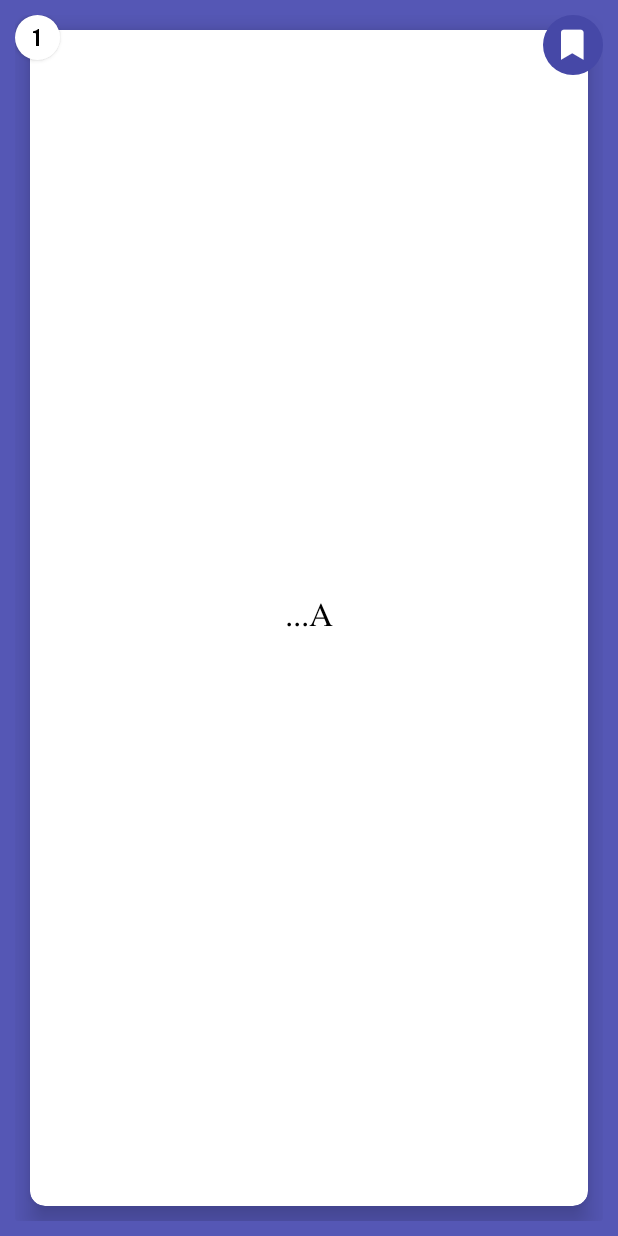
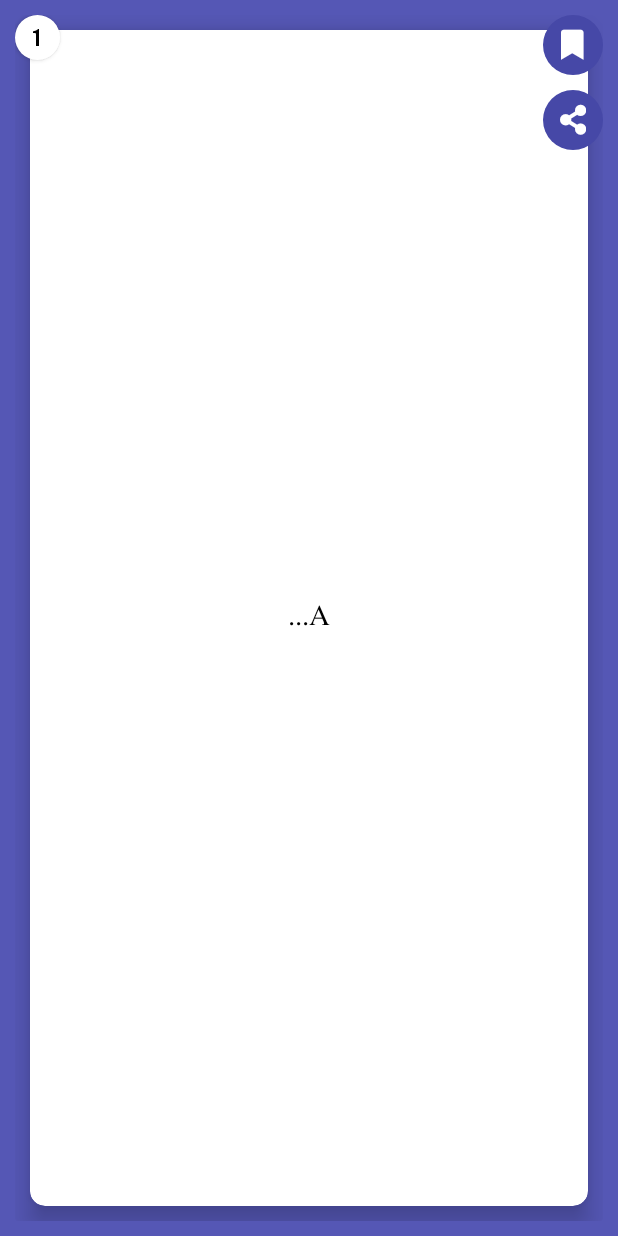
Before and after one commit to xiaoyuanlv/Dhammapada, an Android app: the layout fragment_item.xml on its own in the app's theme, with its tools: preview values and no code run, on a phone screen of 412 x 824 dp. Run offline under Robolectric (Android 15) with nearby library versions, the light colour scheme and no system bars.

Commit message:
Add Share Function & Text Alignment

```diff
--- a/app/build.gradle
+++ b/app/build.gradle
@@ -8,9 +8,9 @@ android {
     buildToolsVersion '30.0.2'
     defaultConfig {
         applicationId "com.senlasy.dhammapada"
-        minSdkVersion 29
-        versionCode 7
-        versionName "2"
+        minSdkVersion 21
+        versionCode 8
+        versionName "2.2"
         testInstrumentationRunner "androidx.test.runner.AndroidJUnitRunner"
     }
     buildTypes {
--- a/app/src/main/java/com/senlasy/dhammapada/activity/MainActivity.kt
+++ b/app/src/main/java/com/senlasy/dhammapada/activity/MainActivity.kt
@@ -94,7 +94,7 @@ class MainActivity : AppCompatActivity() {
 
 
          btnTheme.setOnClickListener {
-                    Toast.makeText(applicationContext, "Theme Changed", Toast.LENGTH_LONG).show()
+                    //Toast.makeText(applicationContext, "Theme Changed", Toast.LENGTH_LONG).show()
 
                     when (resources.configuration.uiMode and Configuration.UI_MODE_NIGHT_MASK) {
                         Configuration.UI_MODE_NIGHT_NO -> {
@@ -221,7 +221,7 @@ class MainActivity : AppCompatActivity() {
     override fun onConfigurationChanged(newConfig: Configuration) {
         super.onConfigurationChanged(newConfig)
 
-        Toast.makeText(applicationContext, "Theme Changed", Toast.LENGTH_LONG).show()
+       // Toast.makeText(applicationContext, "Theme Changed", Toast.LENGTH_LONG).show()
 
         when (newConfig.uiMode and Configuration.UI_MODE_NIGHT_MASK) {
             Configuration.UI_MODE_NIGHT_NO -> {
@@ -254,7 +254,7 @@ class MainActivity : AppCompatActivity() {
                 override fun onItemClick(item: Category, v : View) {
                     Handler().postDelayed(Runnable {
 
-                        v.setBackgroundColor(context.resources.getColor(android.R.color.white,null))
+                        v.setBackgroundColor(Color.WHITE)
                         finish()
                         val intent = Intent(context, ItemActivity::class.java)
                         intent.putExtra("categoryid", item.id)
--- a/app/src/main/res/layout-land/activity_item.xml
+++ b/app/src/main/res/layout-land/activity_item.xml
@@ -202,6 +202,8 @@
                 android:layout_marginBottom="10dp"
                 />
 
+
+
         </RelativeLayout>
 
         <RelativeLayout
--- a/app/src/main/res/layout/app_info_dialog.xml
+++ b/app/src/main/res/layout/app_info_dialog.xml
@@ -77,7 +77,7 @@
                         android:layout_height="wrap_content"
                         android:padding="10dp"
                         android:fontFamily="@font/impact"
-                        android:text="V 2.0"
+                        android:text="V 2.1"
                         android:textSize="17sp"
                         android:textColor="@android:color/black"
                         android:textAlignment="center"
--- a/app/src/main/res/layout/fragment_item.xml
+++ b/app/src/main/res/layout/fragment_item.xml
@@ -39,25 +39,23 @@
                         android:id="@+id/rlDhamma"
                         android:layout_width="match_parent"
                         android:layout_height="match_parent"
-                        android:layout_margin="10dp"
                         android:background="@android:color/transparent"
-                        android:padding="10dp">
+                        >
 
                         <androidx.appcompat.widget.AppCompatTextView
                             android:id="@+id/txtTitle"
                             android:layout_width="match_parent"
-                            android:layout_height="match_parent"
+                            android:layout_height="wrap_content"
                             android:layout_centerInParent="true"
                             android:fontFamily="@font/mm3"
                             android:gravity="center"
                             android:lineSpacingExtra="11sp"
-                            android:paddingStart="5dp"
-                            android:paddingTop="10dp"
-                            android:paddingEnd="5dp"
-                            android:paddingBottom="10dp"
                             android:scrollbars="vertical"
+                            android:layout_marginTop="40dp"
+                            android:layout_marginStart="20dp"
+                            android:layout_marginEnd="20dp"
                             android:text="...A"
-                            android:textSize="20sp" />
+                            android:textSize="17sp" />
 
                     </RelativeLayout>
 
@@ -65,6 +63,13 @@
 
 
             </RelativeLayout>
+
+
+            <androidx.appcompat.widget.LinearLayoutCompat
+                android:layout_width="wrap_content"
+                android:layout_height="wrap_content"
+                android:orientation="vertical"
+                android:layout_gravity="end|top">
 
                 <RelativeLayout
                     android:layout_width="40dp"
@@ -82,14 +87,44 @@
                         android:id="@+id/ftvFav"
                         android:layout_width="wrap_content"
                         android:layout_height="wrap_content"
+                        android:layout_centerInParent="true"
+                        android:fontFamily="@font/fasolid"
                         android:text="@string/bookmark_font"
-                    android:fontFamily="@font/fasolid"
                         android:textColor="@android:color/white"
-                    android:textSize="20sp"
-                    android:layout_centerInParent="true"
-                    />
+                        android:textSize="20sp" />
 
                 </RelativeLayout>
+
+
+                <RelativeLayout
+                    android:layout_width="40dp"
+                    android:layout_height="40dp"
+                    android:layout_marginTop="10dp">
+
+                    <ImageButton
+                        android:id="@+id/imgbtnShare"
+                        android:layout_width="match_parent"
+                        android:layout_height="match_parent"
+                        android:background="@drawable/rounded_button" />
+
+                    <androidx.appcompat.widget.AppCompatTextView
+                        android:id="@+id/ftvShare"
+                        android:layout_width="wrap_content"
+                        android:layout_height="wrap_content"
+                        android:layout_centerInParent="true"
+                        android:fontFamily="@font/fasolid"
+                        android:text="@string/share_font"
+                        android:textColor="@android:color/white"
+                        android:textSize="20sp" />
+
+                </RelativeLayout>
+
+
+            </androidx.appcompat.widget.LinearLayoutCompat>
+
+
+
+
 
             <Button
                 android:id="@+id/btnNum"
--- a/app/src/main/res/layout/item_list.xml
+++ b/app/src/main/res/layout/item_list.xml
@@ -38,9 +38,8 @@
                     android:id="@+id/rlDhamma"
                     android:layout_width="match_parent"
                     android:layout_height="match_parent"
-                    android:layout_margin="10dp"
                     android:background="@android:color/transparent"
-                    android:padding="10dp">
+                    >
 
                     <androidx.appcompat.widget.AppCompatTextView
                         android:id="@+id/txtTitle"
@@ -51,6 +50,7 @@
                         android:gravity="center"
                         android:scrollbars="vertical"
                         android:text="..."
+                        android:padding="10dp"
                         android:textSize="17sp" />
 
                 </RelativeLayout>
--- a/app/src/main/res/values/strings.xml
+++ b/app/src/main/res/values/strings.xml
@@ -16,5 +16,6 @@
     <string name="sun_font">\uf185</string>
     <string name="book_font">\uf02d</string>
     <string name="bookmark_font">\uf02e</string>
+    <string name="share_font">\uf1e0</string>
     <string name="palette_font"></string>
 </resources>
```
Also changed, not shown: app/src/main/java/com/senlasy/dhammapada/activity/ItemActivity.kt (+4 -3 lines), app/src/main/java/com/senlasy/dhammapada/fragment/ItemFrag.kt (+33 -2 lines), app/src/main/res/layout/activity_item.xml (+9 -7 lines). Lines whose indentation alone changed are shown as unchanged.
